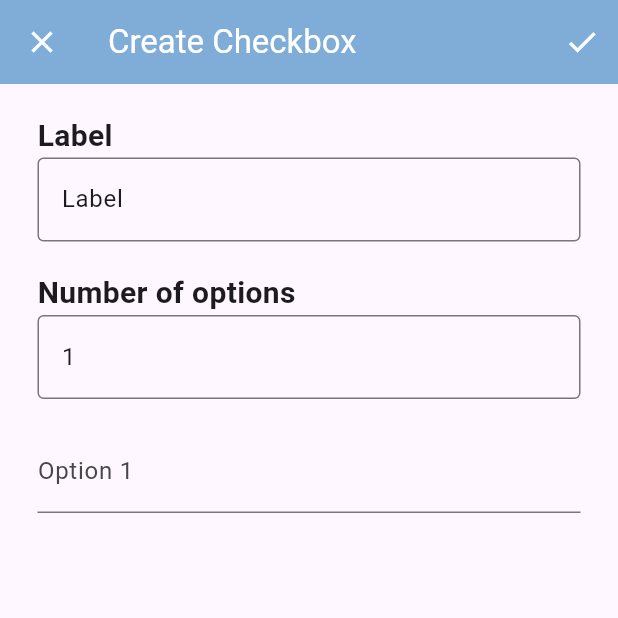
After one commit to WildKoala23/Softshares, a Flutter app: the customCheckboxForm screen opened by its route, on a phone screen of 412 x 824 dp, the top half of it. The commit adds this screen. Run offline on Flutter 3.47's test engine with Material 3 defaults, Android fonts, the phone set to English and light mode, and no system bars; our stand-ins replace google_fonts, table_calendar; missing offline and left inert: dev_icons.

Commit message:
created custom checkbox

```diff
--- /dev/null
+++ b/lib/Pages/createCheckboxForm.dart
@@ -0,0 +1,163 @@
+import 'package:flutter/material.dart';
+
+class customCheckboxForm extends StatefulWidget {
+  customCheckboxForm({super.key});
+
+  Color containerColor = const Color(0xFFFEF7FF);
+  Color appBarColor = const Color(0xff80ADD7);
+  Color appBarFont = const Color(0xFFFFFFFF);
+  Color mainColor = const Color(0xff80ADD7);
+
+  @override
+  State<customCheckboxForm> createState() => _customCheckboxFormState();
+}
+
+class _customCheckboxFormState extends State<customCheckboxForm> {
+  TextEditingController labelController = TextEditingController();
+  /*Number of options controller */
+  TextEditingController numOptController = TextEditingController();
+
+  /*List of controllers to controll user defined textfields*/
+  List<TextEditingController> controllers = [];
+
+  /*Options that the user has created*/
+  List<String> options = [];
+  /*Label to the Radio Button in the form*/
+  String userLabel = '';
+
+  /*Number of options to spawn*/
+  int opt_num = 1;
+
+  @override
+  void initState() {
+    super.initState();
+    // Initialize controllers based on the itemCount
+    addControllers();
+    /*Placeholder*/
+    numOptController.text = "1";
+    labelController.text = "Label";
+  }
+
+  void clearIndexControllers() {
+    for (int i = 0; i < opt_num; i++) {
+      controllers.remove(TextEditingController());
+    }
+  }
+
+  void addControllers() {
+    for (int i = 0; i < opt_num; i++) {
+      controllers.add(TextEditingController());
+    }
+  }
+
+  void returnValues() {
+    setState(() {
+      userLabel = labelController.text;
+      for (var controller in controllers) {
+        options.add(controller.text);
+      }
+    });
+  }
+
+  @override
+  Widget build(BuildContext context) {
+    return Scaffold(
+      appBar: appBar(),
+      body: Padding(
+        padding: const EdgeInsets.only(left: 25, right: 25, top: 20),
+        child: Column(
+          crossAxisAlignment: CrossAxisAlignment.start,
+          children: [
+            const SizedBox(
+              child: Text(
+                'Label',
+                style: TextStyle(fontSize: 20, fontWeight: FontWeight.bold),
+              ),
+            ),
+            labelContent(),
+            const SizedBox(
+                child: Text(
+              'Number of options',
+              style: TextStyle(fontSize: 20, fontWeight: FontWeight.bold),
+            )),
+            numOptionContent(),
+            Expanded(
+              child: ListView.builder(
+                  itemCount: opt_num,
+                  itemBuilder: (context, index) {
+                    return Container(
+                      child: TextField(
+                        /*Assign controller based on index */
+                        controller: controllers[index],
+                        decoration:
+                            InputDecoration(labelText: 'Option ${index + 1}'),
+                      ),
+                    );
+                  }),
+            )
+          ],
+        ),
+      ),
+    );
+  }
+
+  AppBar appBar() {
+    return AppBar(
+      backgroundColor: widget.appBarColor,
+      foregroundColor: widget.appBarFont,
+      leading: IconButton(
+        icon: const Icon(Icons.close),
+        onPressed: () => {Navigator.pop(context, null)},
+      ),
+      title: const Text('Create Checkbox'),
+      actions: [
+        IconButton(
+            onPressed: () {
+              returnValues();
+              Navigator.pop(context, {"userLabel":userLabel,"options": options});
+            },
+            icon: const Icon(Icons.check))
+      ],
+    );
+  }
+
+  Container numOptionContent() {
+    return Container(
+      padding: const EdgeInsets.only(bottom: 20),
+      child: TextField(
+        controller: numOptController,
+        onSubmitted: (value) {
+          try {
+            setState(() {
+              clearIndexControllers();
+              opt_num = int.parse(numOptController.text);
+              addControllers();
+            });
+          } catch (e) {
+            opt_num = 1;
+          }
+        },
+        keyboardType: TextInputType.number,
+        decoration: const InputDecoration(
+            border: OutlineInputBorder(
+                borderSide: BorderSide(color: Color(0xFF49454F)))),
+      ),
+    );
+  }
+
+  Container labelContent() {
+    return Container(
+      padding: const EdgeInsets.only(bottom: 20),
+      child: TextField(
+        controller: labelController,
+        onSubmitted: (value) {
+          userLabel = labelController.text;
+        },
+        keyboardType: TextInputType.name,
+        decoration: const InputDecoration(
+            border: OutlineInputBorder(
+                borderSide: BorderSide(color: Color(0xFF49454F)))),
+      ),
+    );
+  }
+}
--- a/lib/main.dart
+++ b/lib/main.dart
@@ -2,6 +2,7 @@ import 'package:flutter/material.dart';
 import 'package:softshares/Pages/area.dart';
 import 'package:softshares/Pages/MyProfile.dart';
 import 'package:softshares/Pages/calendar.dart';
+import 'package:softshares/Pages/createCheckboxForm.dart';
 import 'package:softshares/Pages/createFrom.dart';
 import 'package:softshares/Pages/customFieldTextForm.dart';
 import 'package:softshares/Pages/customRadioBtnForm.dart';
@@ -50,6 +51,7 @@ class MyApp extends StatelessWidget {
       '/createForm': (context) => createForm(),
       '/createRadioBtnForm': (context) => customRadioBtnForm(),
       '/createFieldTextForm': (context) => customFieldtextForm(),
+      '/createCheckboxForm': (context) => customCheckboxForm(),
       '/test':(context) => test()
     };
 
@@ -62,7 +64,7 @@ class MyApp extends StatelessWidget {
       theme: ThemeData(
           textTheme: GoogleFonts.robotoTextTheme(), fontFamily: 'Roboto'),
       debugShowCheckedModeBanner: false,
-      initialRoute: '/createForm',
+      initialRoute: '/Login',
       routes: routes,
       home: const MyHomePage(),
     );
```
Also changed, not shown: lib/Components/customCheckbox.dart (added, +56 -0 lines), lib/Pages/createFrom.dart (+17 -19 lines).
